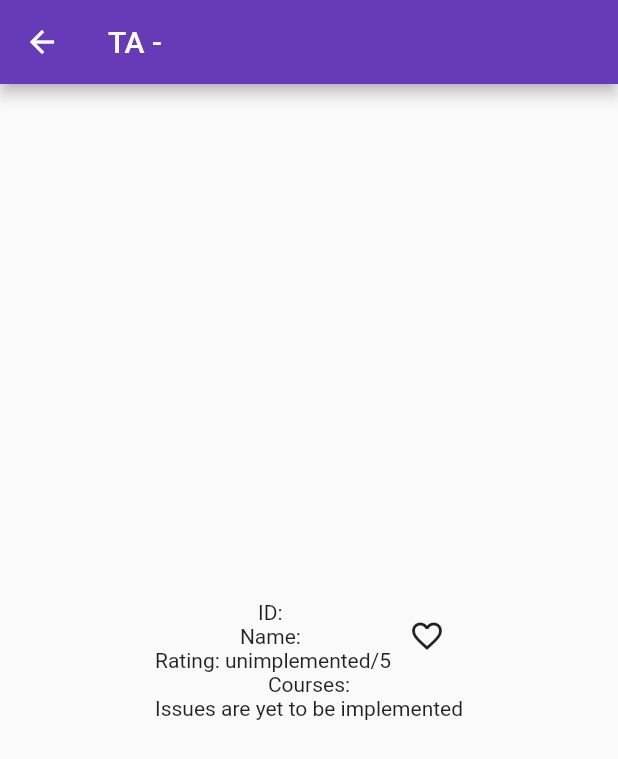
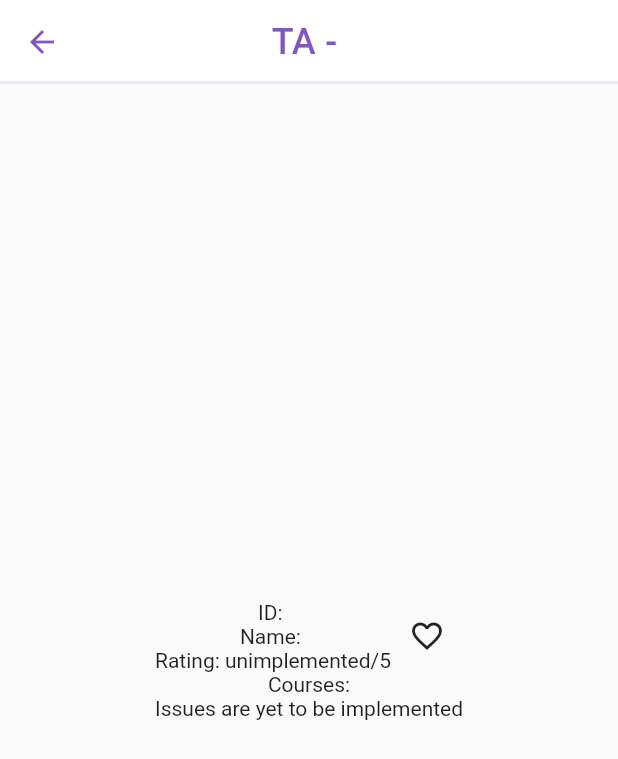
Before and after one commit to ElBatanony/Courses-Feedback-App, a Flutter app: the TaProfilePage screen opened directly with empty values, on a phone screen of 412 x 824 dp. Shown: the top 759 px of the screen. Run offline on Flutter 3.47's test engine with Material 2 defaults, Android fonts, the phone set to English and light mode, and no system bars; our stand-ins replace cloud_firestore, firebase_auth, firebase_core, flutter_spinkit; accounts and stored records are empty.

Commit message:
Update appBars

```diff
--- a/lib/ta_course_page.dart
+++ b/lib/ta_course_page.dart
@@ -5,6 +5,7 @@ import 'package:firebase_auth/firebase_auth.dart';
 import 'package:innopolis_feedback/feedback_form.dart';
 import 'package:innopolis_feedback/shared/bottom_navbar.dart';
 import 'package:innopolis_feedback/shared/resend_verifivaction_mail.dart';
+import 'package:innopolis_feedback/ui/app_bar.dart';
 
 import 'data.dart';
 import 'ta_profile_page.dart';
@@ -59,8 +60,8 @@ class _TaCoursePageState extends State<TaCoursePage> {
   Widget build(BuildContext context) {
     return Scaffold(
       resizeToAvoidBottomPadding: false,
-      appBar: AppBar(
-        title: Text(widget.title),
+      appBar: CustomAppBar(
+        title: widget.title,
       ),
       body: Center(
         child: taCourse == null
--- a/lib/ta_profile_page.dart
+++ b/lib/ta_profile_page.dart
@@ -2,6 +2,7 @@ import 'package:firebase_auth/firebase_auth.dart';
 import 'package:flutter/material.dart';
 import 'package:innopolis_feedback/services/database.dart';
 import 'package:innopolis_feedback/shared/loading.dart';
+import 'package:innopolis_feedback/ui/app_bar.dart';
 
 import 'data.dart';
 import 'ta_course_page.dart';
@@ -63,8 +64,8 @@ class _TaProfilePageState extends State<TaProfilePage> {
   @override
   Widget build(BuildContext context) {
     return Scaffold(
-      appBar: AppBar(
-        title: Text('TA - ' + widget.taName),
+      appBar: CustomAppBar(
+        title: 'TA - ' + widget.taName,
       ),
       body: Center(
         child: ta != null
--- a/lib/ui/app_bar.dart
+++ b/lib/ui/app_bar.dart
@@ -1,12 +1,13 @@
 import 'package:flutter/material.dart';
 
 class CustomAppBar extends AppBar {
-  CustomAppBar(
-      {String title,
-      List<Widget> actions,
-      Function onGoBack,
-      bool goBackIconVisible = false})
-      : super(
+  CustomAppBar({
+    String title,
+    List<Widget> actions,
+    Function onGoBack,
+    bool goBackIconVisible = false,
+  }) : super(
+          iconTheme: IconThemeData(color: Colors.deepPurple[400]),
           title: Text(
             title,
             style: TextStyle(
```
Lines whose indentation alone changed are shown as unchanged.
